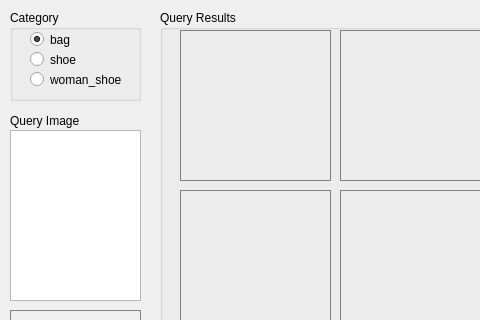
Before: the Qt Designer form demo/src/demo.ui in dapicester/image-search, drawn with Qt 5; both pictures show x 0 to 480 and y 0 to 320 of the 1000 by 635 pixel window.
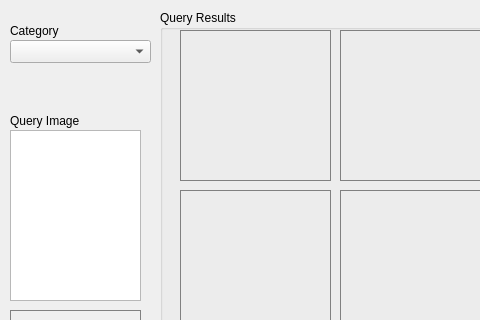
After: the same form once the commit is applied.

Commit message: Changed radio boxes to combo box for categories

```diff
--- a/demo/src/demo.ui
+++ b/demo/src/demo.ui
@@ -14,70 +14,6 @@
    <string>Image Search Demo</string>
   </property>
   <widget class="QWidget" name="centralwidget">
-   <widget class="QGroupBox" name="categoryBox">
-    <property name="geometry">
-     <rect>
-      <x>10</x>
-      <y>10</y>
-      <width>131</width>
-      <height>91</height>
-     </rect>
-    </property>
-    <property name="title">
-     <string>Category</string>
-    </property>
-    <widget class="QRadioButton" name="bagRadioButton">
-     <property name="geometry">
-      <rect>
-       <x>20</x>
-       <y>20</y>
-       <width>91</width>
-       <height>19</height>
-      </rect>
-     </property>
-     <property name="text">
-      <string>bag</string>
-     </property>
-     <property name="checked">
-      <bool>true</bool>
-     </property>
-     <attribute name="buttonGroup">
-      <string notr="true">categoryGroup</string>
-     </attribute>
-    </widget>
-    <widget class="QRadioButton" name="shoeRadioButton">
-     <property name="geometry">
-      <rect>
-       <x>20</x>
-       <y>40</y>
-       <width>91</width>
-       <height>19</height>
-      </rect>
-     </property>
-     <property name="text">
-      <string>shoe</string>
-     </property>
-     <attribute name="buttonGroup">
-      <string notr="true">categoryGroup</string>
-     </attribute>
-    </widget>
-    <widget class="QRadioButton" name="womanShoeRadioButton">
-     <property name="geometry">
-      <rect>
-       <x>20</x>
-       <y>60</y>
-       <width>101</width>
-       <height>19</height>
-      </rect>
-     </property>
-     <property name="text">
-      <string>woman_shoe</string>
-     </property>
-     <attribute name="buttonGroup">
-      <string notr="true">categoryGroup</string>
-     </attribute>
-    </widget>
-   </widget>
    <widget class="QLabel" name="queryListLabel">
     <property name="geometry">
      <rect>
@@ -762,6 +698,29 @@
      <string>realtime query</string>
     </property>
    </widget>
+   <widget class="QComboBox" name="categoryBox">
+    <property name="geometry">
+     <rect>
+      <x>10</x>
+      <y>40</y>
+      <width>141</width>
+      <height>23</height>
+     </rect>
+    </property>
+   </widget>
+   <widget class="QLabel" name="label">
+    <property name="geometry">
+     <rect>
+      <x>10</x>
+      <y>20</y>
+      <width>91</width>
+      <height>21</height>
+     </rect>
+    </property>
+    <property name="text">
+     <string>Category</string>
+    </property>
+   </widget>
   </widget>
   <widget class="QMenuBar" name="menubar">
    <property name="geometry">
```
The commit also changes 3 other files.
